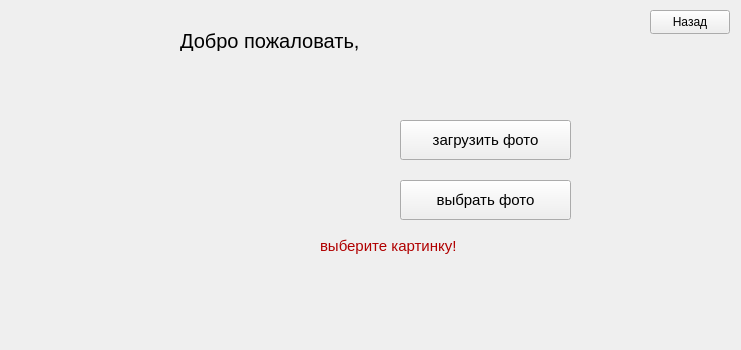
Old version of the form qt_projects/authorization_and_login/gui_app/final_window.ui in the repository xwwwwl/bfu_2025.
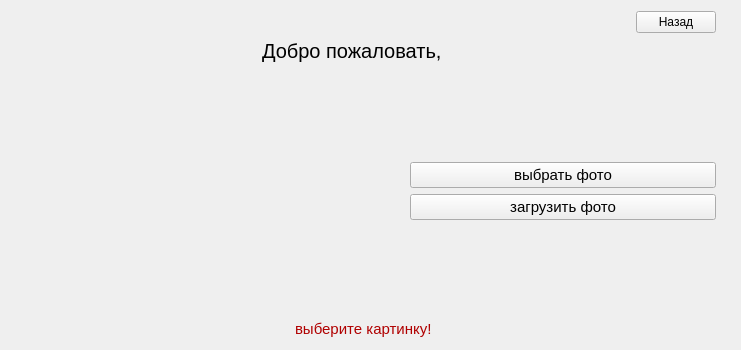
New version of the form.

The edit to the form file:
```diff
--- a/qt_projects/authorization_and_login/gui_app/final_window.ui
+++ b/qt_projects/authorization_and_login/gui_app/final_window.ui
@@ -13,15 +13,52 @@
   <property name="windowTitle">
    <string>Form</string>
   </property>
+  <layout class="QVBoxLayout" name="verticalLayout">
+   <item>
+    <layout class="QHBoxLayout" name="horizontalLayout" stretch="50,1">
+     <item>
+      <layout class="QVBoxLayout" name="verticalLayout_3" stretch="0,2,1,30,1,1">
+       <item>
+        <layout class="QHBoxLayout" name="horizontalLayout_9">
+         <item>
+          <spacer name="horizontalSpacer_7">
+           <property name="orientation">
+            <enum>Qt::Orientation::Horizontal</enum>
+           </property>
+           <property name="sizeHint" stdset="0">
+            <size>
+             <width>40</width>
+             <height>20</height>
+            </size>
+           </property>
+          </spacer>
+         </item>
+         <item>
+          <widget class="QPushButton" name="back_to_mainwindow">
+           <property name="text">
+            <string>Назад</string>
+           </property>
+          </widget>
+         </item>
+        </layout>
+       </item>
+       <item>
+        <layout class="QHBoxLayout" name="horizontalLayout_2">
+         <item>
+          <spacer name="horizontalSpacer">
+           <property name="orientation">
+            <enum>Qt::Orientation::Horizontal</enum>
+           </property>
+           <property name="sizeHint" stdset="0">
+            <size>
+             <width>40</width>
+             <height>20</height>
+            </size>
+           </property>
+          </spacer>
+         </item>
+         <item>
   <widget class="QLabel" name="hello_label">
-   <property name="geometry">
-    <rect>
-     <x>180</x>
-     <y>30</y>
-     <width>191</width>
-     <height>21</height>
-    </rect>
-   </property>
    <property name="font">
     <font>
      <pointsize>15</pointsize>
@@ -31,14 +68,69 @@
     <string>Добро пожаловать, </string>
    </property>
   </widget>
+         </item>
+         <item>
+          <widget class="QLabel" name="user_label">
+           <property name="font">
+            <font>
+             <pointsize>15</pointsize>
+            </font>
+           </property>
+           <property name="text">
+            <string/>
+           </property>
+          </widget>
+         </item>
+         <item>
+          <spacer name="horizontalSpacer_2">
+           <property name="orientation">
+            <enum>Qt::Orientation::Horizontal</enum>
+           </property>
+           <property name="sizeHint" stdset="0">
+            <size>
+             <width>40</width>
+             <height>20</height>
+            </size>
+           </property>
+          </spacer>
+         </item>
+        </layout>
+       </item>
+       <item>
+        <spacer name="verticalSpacer_6">
+         <property name="orientation">
+          <enum>Qt::Orientation::Vertical</enum>
+         </property>
+         <property name="sizeHint" stdset="0">
+          <size>
+           <width>20</width>
+           <height>40</height>
+          </size>
+         </property>
+        </spacer>
+       </item>
+       <item>
+        <layout class="QHBoxLayout" name="horizontalLayout_6" stretch="1,5,3,7">
+         <item>
+          <spacer name="horizontalSpacer_5">
+           <property name="orientation">
+            <enum>Qt::Orientation::Horizontal</enum>
+           </property>
+           <property name="sizeHint" stdset="0">
+            <size>
+             <width>40</width>
+             <height>20</height>
+            </size>
+           </property>
+          </spacer>
+         </item>
+         <item>
   <widget class="QLabel" name="avatar">
-   <property name="geometry">
-    <rect>
-     <x>50</x>
-     <y>70</y>
-     <width>251</width>
-     <height>251</height>
-    </rect>
+           <property name="sizePolicy">
+            <sizepolicy hsizetype="Preferred" vsizetype="Preferred">
+             <horstretch>0</horstretch>
+             <verstretch>0</verstretch>
+            </sizepolicy>
    </property>
    <property name="text">
     <string/>
@@ -47,51 +139,37 @@
     <bool>true</bool>
    </property>
   </widget>
-  <widget class="QLabel" name="user_label">
-   <property name="geometry">
-    <rect>
-     <x>370</x>
-     <y>30</y>
-     <width>191</width>
-     <height>21</height>
-    </rect>
-   </property>
-   <property name="font">
-    <font>
-     <pointsize>15</pointsize>
-    </font>
-   </property>
-   <property name="text">
-    <string/>
-   </property>
-  </widget>
-  <widget class="QPushButton" name="upload_btn">
-   <property name="geometry">
-    <rect>
-     <x>400</x>
-     <y>120</y>
-     <width>171</width>
+         </item>
+         <item>
+          <spacer name="horizontalSpacer_6">
+           <property name="orientation">
+            <enum>Qt::Orientation::Horizontal</enum>
+           </property>
+           <property name="sizeHint" stdset="0">
+            <size>
+             <width>40</width>
+             <height>20</height>
+            </size>
+           </property>
+          </spacer>
+         </item>
+         <item>
+          <layout class="QVBoxLayout" name="verticalLayout_2">
+           <item>
+            <spacer name="verticalSpacer_2">
+             <property name="orientation">
+              <enum>Qt::Orientation::Vertical</enum>
+             </property>
+             <property name="sizeHint" stdset="0">
+              <size>
+               <width>20</width>
      <height>40</height>
-    </rect>
-   </property>
-   <property name="font">
-    <font>
-     <pointsize>11</pointsize>
-    </font>
-   </property>
-   <property name="text">
-    <string>загрузить фото</string>
-   </property>
-  </widget>
+              </size>
+             </property>
+            </spacer>
+           </item>
+           <item>
   <widget class="QPushButton" name="choose_btn">
-   <property name="geometry">
-    <rect>
-     <x>400</x>
-     <y>180</y>
-     <width>171</width>
-     <height>40</height>
-    </rect>
-   </property>
    <property name="font">
     <font>
      <pointsize>11</pointsize>
@@ -101,31 +179,69 @@
     <string>выбрать фото</string>
    </property>
   </widget>
-  <widget class="QPushButton" name="back_to_mainwindow">
-   <property name="geometry">
-    <rect>
-     <x>650</x>
-     <y>10</y>
-     <width>80</width>
-     <height>24</height>
-    </rect>
+           </item>
+           <item>
+            <widget class="QPushButton" name="upload_btn">
+             <property name="font">
+              <font>
+               <pointsize>11</pointsize>
+              </font>
    </property>
    <property name="text">
-    <string>Назад</string>
-   </property>
-  </widget>
+              <string>загрузить фото</string>
+             </property>
+            </widget>
+           </item>
+           <item>
+            <spacer name="verticalSpacer_3">
+             <property name="orientation">
+              <enum>Qt::Orientation::Vertical</enum>
+             </property>
+             <property name="sizeHint" stdset="0">
+              <size>
+               <width>20</width>
+               <height>40</height>
+              </size>
+             </property>
+            </spacer>
+           </item>
+          </layout>
+         </item>
+        </layout>
+       </item>
+       <item>
+        <spacer name="verticalSpacer_4">
+         <property name="orientation">
+          <enum>Qt::Orientation::Vertical</enum>
+         </property>
+         <property name="sizeHint" stdset="0">
+          <size>
+           <width>20</width>
+           <height>40</height>
+          </size>
+         </property>
+        </spacer>
+       </item>
+       <item>
+        <layout class="QHBoxLayout" name="horizontalLayout_3">
+         <item>
+          <spacer name="horizontalSpacer_3">
+           <property name="orientation">
+            <enum>Qt::Orientation::Horizontal</enum>
+           </property>
+           <property name="sizeHint" stdset="0">
+            <size>
+             <width>40</width>
+             <height>20</height>
+            </size>
+           </property>
+          </spacer>
+         </item>
+         <item>
   <widget class="QLabel" name="error_label">
    <property name="enabled">
     <bool>true</bool>
    </property>
-   <property name="geometry">
-    <rect>
-     <x>320</x>
-     <y>230</y>
-     <width>421</width>
-     <height>31</height>
-    </rect>
-   </property>
    <property name="font">
     <font>
      <pointsize>11</pointsize>
@@ -140,6 +256,40 @@
     <string>выберите картинку!</string>
    </property>
   </widget>
+         </item>
+         <item>
+          <spacer name="horizontalSpacer_4">
+           <property name="orientation">
+            <enum>Qt::Orientation::Horizontal</enum>
+           </property>
+           <property name="sizeHint" stdset="0">
+            <size>
+             <width>40</width>
+             <height>20</height>
+            </size>
+           </property>
+          </spacer>
+         </item>
+        </layout>
+       </item>
+      </layout>
+     </item>
+     <item>
+      <spacer name="horizontalSpacer_8">
+       <property name="orientation">
+        <enum>Qt::Orientation::Horizontal</enum>
+       </property>
+       <property name="sizeHint" stdset="0">
+        <size>
+         <width>40</width>
+         <height>20</height>
+        </size>
+       </property>
+      </spacer>
+     </item>
+    </layout>
+   </item>
+  </layout>
  </widget>
  <resources/>
  <connections/>
```
Lines whose indentation alone changed are shown as unchanged.
